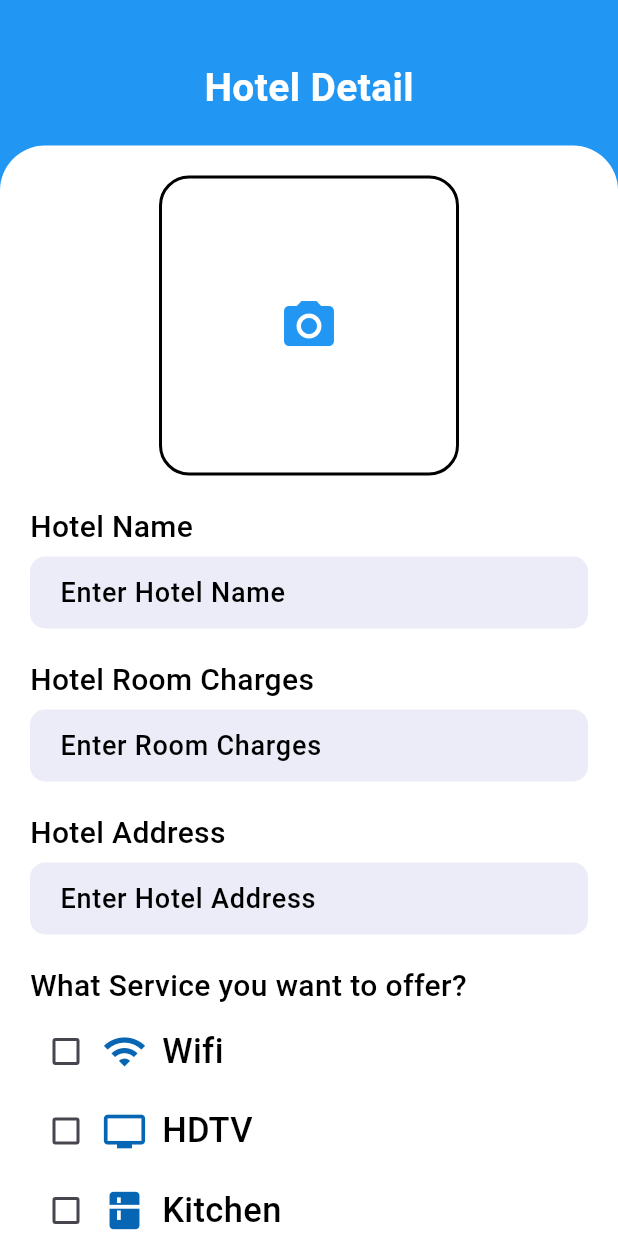
After one commit to kushal-sangavat/Hotel_Booking_App, a Flutter app: the HotelDetail screen opened directly, on a phone screen of 412 x 824 dp. The commit adds this screen. Run offline on Flutter 3.47's test engine with Material 3 defaults, Android fonts, the phone set to English and light mode, and no system bars; our stand-ins replace cloud_firestore, curved_navigation_bar, firebase_auth, firebase_core, random_string, shared_preferences; accounts and stored records are empty.

Commit message:
Add hotel detail screen for owners
-Update login, signup, and profile pages
-Improve booking page layout
-Refactor widget support helpers
-Update main.dart navigation
-Modify pubspec.yaml for assets

```diff
--- /dev/null
+++ b/lib/hotelowner/hotel_detail.dart
@@ -0,0 +1,258 @@
+import 'package:flutter/material.dart';
+import 'package:bookingapp/services/widget_support.dart';
+
+class HotelDetail extends StatefulWidget {
+  const HotelDetail({super.key});
+
+  @override
+  State<HotelDetail> createState() => _HotelDetailState();
+}
+
+class _HotelDetailState extends State<HotelDetail> {
+  bool isChecked = false,
+      isChecked1 = false,
+      isChecked2 = false,
+      isChecked3 = false;
+
+  TextEditingController hotelnamecontroller = new TextEditingController();
+  TextEditingController hotelchargescontroller = new TextEditingController();
+  TextEditingController hoteladdresscontroller = new TextEditingController();
+  TextEditingController hoteldesccontroller = new TextEditingController();
+
+  @override
+  Widget build(BuildContext context) {
+    return Scaffold(
+      backgroundColor: Colors.blue,
+      body: Container(
+        margin: EdgeInsets.only(top: 40.0),
+        child: Column(
+          children: [
+            Row(
+              mainAxisAlignment: MainAxisAlignment.center,
+              children: [
+                Text("Hotel Detail", style: AppWidget.boldwhitetextstyle(26.0)),
+              ],
+            ),
+            SizedBox(height: 20.0),
+            Expanded(
+              child: Container(
+                padding: EdgeInsets.only(left: 20.0, right: 20.0),
+                decoration: BoxDecoration(
+                  color: Colors.white,
+                  borderRadius: BorderRadius.only(
+                    topLeft: Radius.circular(30.0),
+                    topRight: Radius.circular(30.0),
+                  ),
+                ),
+                width: MediaQuery.of(context).size.width,
+                child: SingleChildScrollView(
+                  child: Column(
+                    crossAxisAlignment: CrossAxisAlignment.start,
+                    children: [
+                      SizedBox(height: 20.0),
+                      Center(
+                        child: Container(
+                          height: 200,
+                          width: 200,
+                          decoration: BoxDecoration(
+                            borderRadius: BorderRadius.circular(20.0),
+                            border: Border.all(width: 2.0, color: Colors.black),
+                          ),
+                          child: Icon(
+                            Icons.camera_alt,
+                            size: 40.0,
+                            color: Colors.blue,
+                          ),
+                        ),
+                      ),
+                      SizedBox(height: 20.0),
+                      Text("Hotel Name", style: AppWidget.normaltextstyle(20.0)),
+                      SizedBox(height: 5.0),
+                      Container(
+                        padding: EdgeInsets.only(left: 20.0),
+                        decoration: BoxDecoration(
+                          color: Color(0xFFececf8),
+                          borderRadius: BorderRadius.circular(10.0),
+                        ),
+                        child: TextField(
+                          decoration: InputDecoration(
+                            border: InputBorder.none,
+                            hintText: "Enter Hotel Name",
+                            hintStyle: AppWidget.normaltextstyle(18.0),
+                          ),
+                        ),
+                      ),
+                      SizedBox(height: 20.0),
+                      Text(
+                        "Hotel Room Charges",
+                        style: AppWidget.normaltextstyle(20.0),
+                      ),
+                      SizedBox(height: 5.0),
+                      Container(
+                        padding: EdgeInsets.only(left: 20.0),
+                        decoration: BoxDecoration(
+                          color: Color(0xFFececf8),
+                          borderRadius: BorderRadius.circular(10.0),
+                        ),
+                        child: TextField(
+                          decoration: InputDecoration(
+                            border: InputBorder.none,
+                            hintText: "Enter Room Charges",
+                            hintStyle: AppWidget.normaltextstyle(18.0),
+                          ),
+                        ),
+                      ),
+                      SizedBox(height: 20.0),
+                      Text(
+                        "Hotel Address",
+                        style: AppWidget.normaltextstyle(20.0),
+                      ),
+                      SizedBox(height: 5.0),
+                      Container(
+                        padding: EdgeInsets.only(left: 20.0),
+                        decoration: BoxDecoration(
+                          color: Color(0xFFececf8),
+                          borderRadius: BorderRadius.circular(10.0),
+                        ),
+                        child: TextField(
+                          decoration: InputDecoration(
+                            border: InputBorder.none,
+                            hintText: "Enter Hotel Address",
+                            hintStyle: AppWidget.normaltextstyle(18.0),
+                          ),
+                        ),
+                      ),
+                      SizedBox(height: 20.0),
+                      Text(
+                        "What Service you want to offer?",
+                        style: AppWidget.normaltextstyle(20.0),
+                      ),
+                      SizedBox(height: 5.0),
+                      Row(
+                        mainAxisSize: MainAxisSize.min,
+                        children: [
+                          Checkbox(
+                            value: isChecked,
+                            onChanged: (bool? value) {
+                              setState(() {
+                                isChecked = value!;
+                              });
+                            },
+                          ),
+                          Icon(
+                            Icons.wifi,
+                            color: const Color.fromARGB(255, 7, 102, 179),
+                            size: 30.0,
+                          ),
+                          SizedBox(width: 10.0),
+                          Text("Wifi", style: AppWidget.normaltextstyle(23.0)),
+                        ],
+                      ),
+                      SizedBox(height: 5.0),
+                      Row(
+                        mainAxisSize: MainAxisSize.min,
+                        children: [
+                          Checkbox(
+                            value: isChecked1,
+                            onChanged: (bool? value) {
+                              setState(() {
+                                isChecked1 = value!;
+                              });
+                            },
+                          ),
+                          Icon(
+                            Icons.tv,
+                            color: const Color.fromARGB(255, 7, 102, 179),
+                            size: 30.0,
+                          ),
+                          SizedBox(width: 10.0),
+                          Text("HDTV", style: AppWidget.normaltextstyle(23.0)),
+                        ],
+                      ),
+                      SizedBox(height: 5.0),
+                      Row(
+                        mainAxisSize: MainAxisSize.min,
+                        children: [
+                          Checkbox(
+                            value: isChecked2,
+                            onChanged: (bool? value) {
+                              setState(() {
+                                isChecked2 = value!;
+                              });
+                            },
+                          ),
+                          Icon(
+                            Icons.kitchen,
+                            color: const Color.fromARGB(255, 7, 102, 179),
+                            size: 30.0,
+                          ),
+                          SizedBox(width: 10.0),
+                          Text("Kitchen", style: AppWidget.normaltextstyle(23.0)),
+                        ],
+                      ),
+                      SizedBox(height: 5.0),
+                      Row(
+                        mainAxisSize: MainAxisSize.min,
+                        children: [
+                          Checkbox(
+                            value: isChecked3,
+                            onChanged: (bool? value) {
+                              setState(() {
+                                isChecked3 = value!;
+                              });
+                            },
+                          ),
+                          Icon(
+                            Icons.bathroom,
+                            color: const Color.fromARGB(255, 7, 102, 179),
+                            size: 30.0,
+                          ),
+                          SizedBox(width: 10.0),
+                          Text(
+                            "Bathroom",
+                            style: AppWidget.normaltextstyle(23.0),
+                          ),
+                        ],
+                      ),
+                      SizedBox(height: 20.0),
+                      Text(
+                        "Hotel Description",
+                        style: AppWidget.normaltextstyle(20.0),
+                      ),
+                      SizedBox(height: 5.0),
+                      Container(
+                        padding: EdgeInsets.only(left: 20.0),
+                        decoration: BoxDecoration(
+                          color: Color(0xFFececf8),
+                          borderRadius: BorderRadius.circular(10.0),
+                        ),
+                        child: TextField(
+                          maxLines: 6,
+                          decoration: InputDecoration(
+                            border: InputBorder.none,
+                            hintText: "Description about your Hotel",
+                            hintStyle: AppWidget.normaltextstyle(18.0),
+                          ),
+                        ),
+                      ),
+                      SizedBox(height: 20.0),
+                      Center(
+                        child: Container(
+                          height: 60.0,
+                          decoration: BoxDecoration(color: Colors.blue, borderRadius: BorderRadius.circular(10.0),),
+                          width: MediaQuery.of(context).size.width/1.5,
+                          child: Center(child: Text("Submit", style: AppWidget.boldwhitetextstyle(26.0),)),
+                        ),
+                      ),
+                      SizedBox(height: 30.0),
+                    ],
+                  ),
+                ),
+              ),
+            ),
+          ],
+        ),
+      ),
+    );
+  }
+}
--- a/lib/main.dart
+++ b/lib/main.dart
@@ -3,6 +3,7 @@ import 'pages/home.dart';
 import 'pages/detail_page.dart';
 import 'pages/signup.dart';
 import 'pages/login.dart';
+import 'hotelowner/hotel_detail.dart';
 import 'package:firebase_core/firebase_core.dart';
 
 void main() async{
--- a/lib/pages/booking.dart
+++ b/lib/pages/booking.dart
@@ -10,6 +10,6 @@ class Booking extends StatefulWidget {
 class _BookingState extends State<Booking> {
   @override
   Widget build(BuildContext context) {
-    return const Placeholder();
+    return const Scaffold();
   }
 }
--- a/lib/pages/login.dart
+++ b/lib/pages/login.dart
@@ -53,6 +53,7 @@ class _LogInState extends State<LogIn> {
     return Scaffold(
       backgroundColor: Colors.white,
       body: Container(
+        child: SingleChildScrollView(
           child: Column(
             crossAxisAlignment: CrossAxisAlignment.start,
             children: [
@@ -109,6 +110,7 @@ class _LogInState extends State<LogIn> {
                 borderRadius: BorderRadius.circular(10),
               ),
               child: TextField(
+                obscureText: true,
                 controller: passwordcontroller,
                 decoration: InputDecoration(
                   border: InputBorder.none,
@@ -180,6 +182,7 @@ class _LogInState extends State<LogIn> {
             ),
           ],),
         ),
+      ),
     );
   }
 }
--- a/lib/pages/profile.dart
+++ b/lib/pages/profile.dart
@@ -10,6 +10,6 @@ class Profile extends StatefulWidget {
 class _ProfileState extends State<Profile> {
   @override
   Widget build(BuildContext context) {
-    return const Placeholder();
+    return Scaffold();
   }
 }
--- a/lib/pages/signup.dart
+++ b/lib/pages/signup.dart
@@ -5,6 +5,7 @@ import 'login.dart';
 import 'package:bookingapp/services/shared_pref.dart';
 import 'package:firebase_auth/firebase_auth.dart';
 import 'package:random_string/random_string.dart';
+import 'bottomnav.dart';
 
 
 class SignUp extends StatefulWidget {
@@ -46,6 +47,10 @@ class _SignUpState extends State<SignUp> {
             ),
           ),
         );
+        Navigator.push(
+          context,
+          MaterialPageRoute(builder: (context) => Bottomnav()),
+        );
       } on FirebaseAuthException catch (e) {
         if (e.code == 'weak-password') {
           ScaffoldMessenger.of(context).showSnackBar(
@@ -78,6 +83,7 @@ class _SignUpState extends State<SignUp> {
       backgroundColor: Colors.white,
       body: Container(
         margin: EdgeInsets.only(top: 40.0),
+        child: SingleChildScrollView(
           child: Column(
             crossAxisAlignment: CrossAxisAlignment.start,
             children: [
@@ -165,6 +171,7 @@ class _SignUpState extends State<SignUp> {
                   borderRadius: BorderRadius.circular(10),
                 ),
                 child: TextField(
+                  obscureText: true,
                   controller: passwordcontroller,
                   decoration: InputDecoration(
                     border: InputBorder.none,
@@ -232,6 +239,7 @@ class _SignUpState extends State<SignUp> {
             ],
           ),
         ),
+      ),
     );
   }
 }
--- a/lib/services/widget_support.dart
+++ b/lib/services/widget_support.dart
@@ -9,6 +9,15 @@ class AppWidget {
       fontWeight: FontWeight.w500,
     );
   }
+
+  static TextStyle boldwhitetextstyle(double size) {
+    return TextStyle(
+      color: Colors.white,
+      fontSize: size,
+      fontWeight: FontWeight.bold,
+    );
+  }
+
   static TextStyle headlinetextstyle(double size) {
     return TextStyle(
       color: Colors.black,
@@ -16,6 +25,7 @@ class AppWidget {
       fontWeight: FontWeight.bold,
     );
   }
+
   static TextStyle normaltextstyle(double size) {
     return TextStyle(
       color: Colors.black,
--- a/pubspec.yaml
+++ b/pubspec.yaml
@@ -44,6 +44,8 @@ dev_dependencies:
   firebase_auth: ^5.5.4
   random_string: ^2.3.1
   shared_preferences: ^2.5.3
+  image_picker: ^1.1.2
+  firebase_storage: ^12.4.6
 
   # The "flutter_lints" package below contains a set of recommended lints to
   # encourage good coding practices. The lint set provided by the package is
```
Lines whose indentation alone changed are shown as unchanged.
